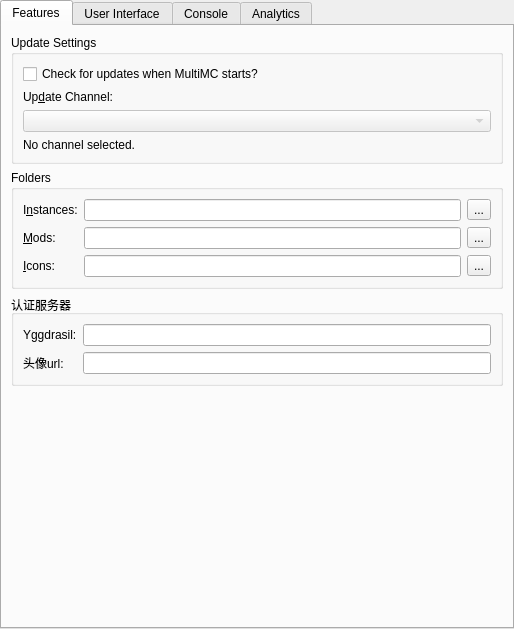
This is application/pages/global/MultiMCPage.ui in MultiMC/Launcher as Qt 5 draws it before an edit. The edited form follows.
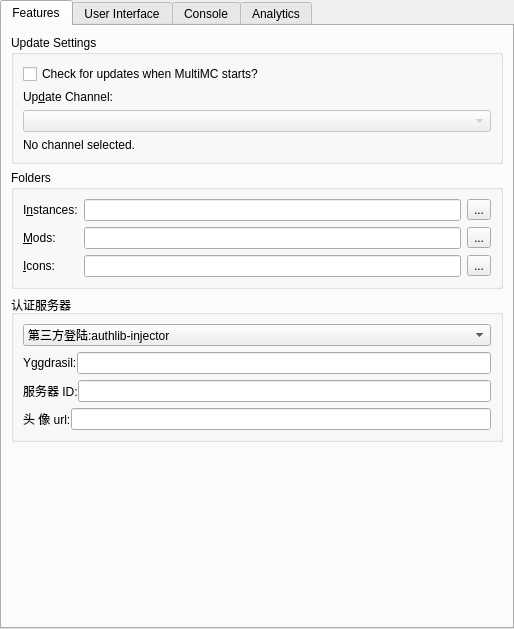
This is the edited form.

Diff of the .ui file:
```diff
--- a/application/pages/global/MultiMCPage.ui
+++ b/application/pages/global/MultiMCPage.ui
@@ -114,41 +114,6 @@
          </layout>
         </widget>
        </item>
-       <item row="2" column="0">
-        <widget class="QGroupBox" name="AUTHBox">
-         <property name="title">
-          <string>认证服务器</string>
-         </property>
-         <layout class="QGridLayout" name="gridLayout_4" rowstretch="0,0">
-          <item row="1" column="0">
-           <widget class="QLabel" name="labelSkinsurl">
-            <property name="text">
-             <string>头像url:</string>
-            </property>
-            <property name="buddy">
-             <cstring>iconsDirTextBox</cstring>
-            </property>
-           </widget>
-          </item>
-          <item row="0" column="1">
-           <widget class="QLineEdit" name="AuthurlDirTextBox"/>
-          </item>
-          <item row="0" column="0">
-           <widget class="QLabel" name="labelAuthurl">
-            <property name="text">
-             <string>Yggdrasil:</string>
-            </property>
-            <property name="buddy">
-             <cstring>modsDirTextBox</cstring>
-            </property>
-           </widget>
-          </item>
-          <item row="1" column="1">
-           <widget class="QLineEdit" name="SkinsurlDirTextBox"/>
-          </item>
-         </layout>
-        </widget>
-       </item>
        <item row="0" column="0">
         <widget class="QGroupBox" name="updateSettingsBox">
          <property name="title">
@@ -192,6 +157,130 @@
          </layout>
         </widget>
        </item>
+       <item row="2" column="0">
+        <widget class="QGroupBox" name="AUTHBox">
+         <property name="title">
+          <string>认证服务器</string>
+         </property>
+         <layout class="QVBoxLayout" name="verticalLayout">
+          <item>
+           <widget class="QComboBox" name="RzboBox">
+            <property name="currentIndex">
+             <number>1</number>
+            </property>
+            <item>
+             <property name="text">
+              <string>正版登陆</string>
+             </property>
+            </item>
+            <item>
+             <property name="text">
+              <string>第三方登陆:authlib-injector</string>
+             </property>
+            </item>
+            <item>
+             <property name="text">
+              <string>第三方登陆:统一通行证</string>
+             </property>
+            </item>
+           </widget>
+          </item>
+          <item>
+           <widget class="QWidget" name="Authur" native="true">
+            <layout class="QHBoxLayout" name="AuthurLayout">
+             <property name="spacing">
+              <number>0</number>
+             </property>
+             <property name="leftMargin">
+              <number>0</number>
+             </property>
+             <property name="topMargin">
+              <number>0</number>
+             </property>
+             <property name="rightMargin">
+              <number>0</number>
+             </property>
+             <property name="bottomMargin">
+              <number>0</number>
+             </property>
+             <item>
+              <widget class="QLabel" name="Authurllabel">
+               <property name="text">
+                <string>Yggdrasil:</string>
+               </property>
+              </widget>
+             </item>
+             <item>
+              <widget class="QLineEdit" name="AuthurlDirTextBox"/>
+             </item>
+            </layout>
+           </widget>
+          </item>
+          <item>
+           <widget class="QWidget" name="Tydl" native="true">
+            <layout class="QHBoxLayout" name="TydlLayout">
+             <property name="spacing">
+              <number>0</number>
+             </property>
+             <property name="leftMargin">
+              <number>0</number>
+             </property>
+             <property name="topMargin">
+              <number>0</number>
+             </property>
+             <property name="rightMargin">
+              <number>0</number>
+             </property>
+             <property name="bottomMargin">
+              <number>0</number>
+             </property>
+             <item>
+              <widget class="QLabel" name="Tydllabel">
+               <property name="text">
+                <string>服务器 ID:</string>
+               </property>
+              </widget>
+             </item>
+             <item>
+              <widget class="QLineEdit" name="TydllDirTextBox"/>
+             </item>
+            </layout>
+           </widget>
+          </item>
+          <item>
+           <widget class="QWidget" name="Skinsur" native="true">
+            <layout class="QHBoxLayout" name="SkinsurLayout">
+             <property name="spacing">
+              <number>0</number>
+             </property>
+             <property name="leftMargin">
+              <number>0</number>
+             </property>
+             <property name="topMargin">
+              <number>0</number>
+             </property>
+             <property name="rightMargin">
+              <number>0</number>
+             </property>
+             <property name="bottomMargin">
+              <number>0</number>
+             </property>
+             <item>
+              <widget class="QLabel" name="Skinsurllabel">
+               <property name="text">
+                <string>头 像 url:</string>
+               </property>
+              </widget>
+             </item>
+             <item>
+              <widget class="QLineEdit" name="SkinsurlDirTextBox"/>
+             </item>
+            </layout>
+           </widget>
+          </item>
+         </layout>
+        </widget>
+       </item>
        <item row="3" column="0">
         <spacer name="verticalSpacer_2">
          <property name="orientation">
```
